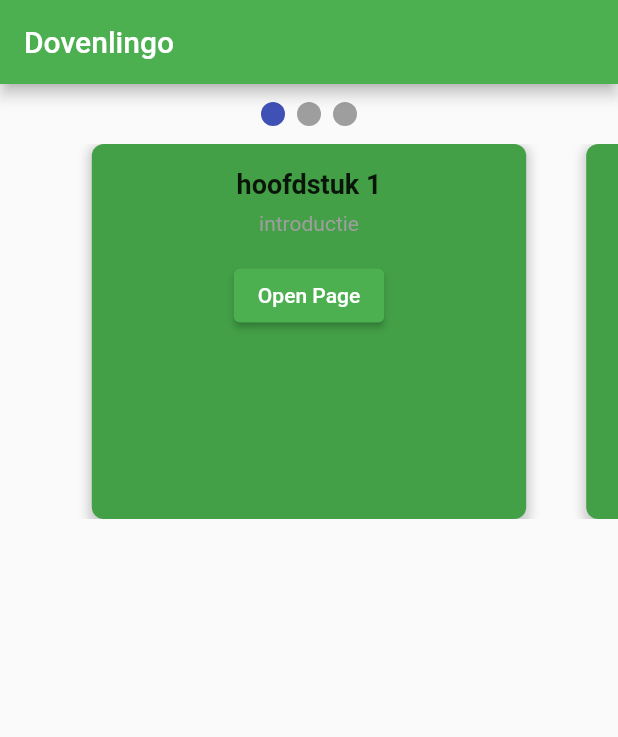
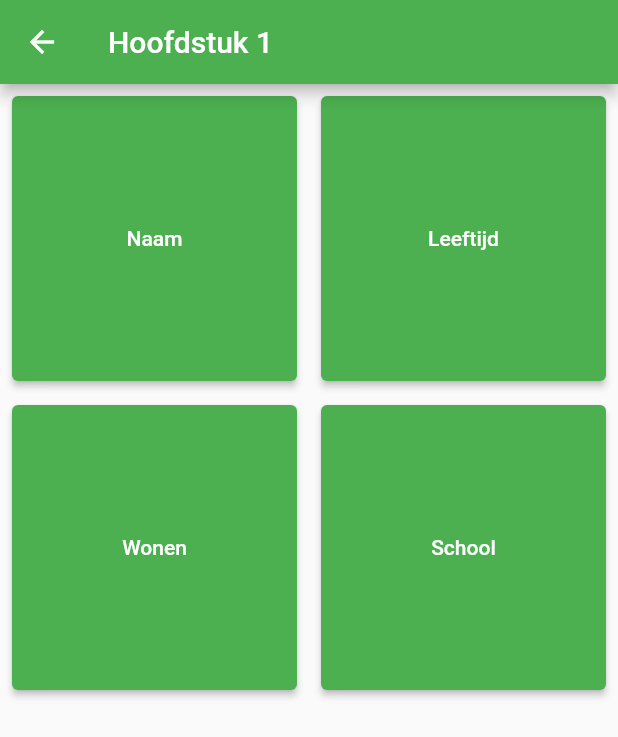
Before and after one commit to ja-rmo/s1129425_s1114311_iiatimd_app, a Flutter app: the screen it shows after launch, after a tap on "Open Page", on a phone screen of 412 x 824 dp. Shown: the top 737 px of the screen. Run offline on Flutter 3.47's test engine with Material 2 defaults, Android fonts, the light colour scheme and no system bars; drawn by our look-alikes of smooth_page_indicator; our stand-ins replace video_player.

Commit message:
Navigatie voor hoofdstuk 1, en video voor 'naam'

```diff
--- a/lib/chapter.dart
+++ b/lib/chapter.dart
@@ -5,11 +5,12 @@ class Chapter extends StatelessWidget {
   final String description;
   final VoidCallback onPressed;
 
-  const Chapter(
-      {super.key,
-      required this.headline,
-      required this.description,
-      required this.onPressed});
+  const Chapter({
+    Key? key,
+    required this.headline,
+    required this.description,
+    required this.onPressed,
+  }) : super(key: key);
 
   @override
   Widget build(BuildContext context) {
--- /dev/null
+++ b/lib/chapter_navigation.dart
@@ -0,0 +1,38 @@
+import 'package:flutter/material.dart';
+
+class ChapterNavigation extends StatelessWidget {
+  const ChapterNavigation({Key? key}) : super(key: key);
+
+  @override
+  Widget build(BuildContext context) {
+    return Scaffold(
+      appBar: AppBar(
+        title: const Text('Hoofdstuk 1'),
+      ),
+      body: Center(
+        child: GridView.count(
+          crossAxisCount: 2,
+          children: [
+            _buildButton(context, 'Naam', '/naam'),
+            _buildButton(context, 'Leeftijd', '/leeftijd'),
+            _buildButton(context, 'Wonen', '/wonen'),
+            _buildButton(context, 'School', '/school'),
+          ],
+        ),
+      ),
+    );
+  }
+
+  Widget _buildButton(
+      BuildContext context, String buttonText, String routeName) {
+    return Padding(
+      padding: const EdgeInsets.all(8.0),
+      child: ElevatedButton(
+        onPressed: () {
+          Navigator.pushNamed(context, routeName);
+        },
+        child: Text(buttonText),
+      ),
+    );
+  }
+}
--- a/lib/main.dart
+++ b/lib/main.dart
@@ -1,66 +1,91 @@
-import 'dart:ui';
-
 import 'package:flutter/material.dart';
 import 'package:smooth_page_indicator/smooth_page_indicator.dart';
 import 'chapter.dart';
+import 'chapter_navigation.dart';
+import 'video_page.dart';
+
+void main() {
+  runApp(const MainApp());
+}
 
 class MainApp extends StatelessWidget {
   const MainApp({Key? key}) : super(key: key);
+
   @override
   Widget build(BuildContext context) {
     return MaterialApp(
       title: 'Dovenlingo',
       theme: ThemeData(primarySwatch: Colors.green),
-      home: const HomePage(),
+      initialRoute: '/',
+      routes: {
+        '/': (context) => const HomePage(),
+        '/hoofdstuk1_navigatie': (context) => const ChapterNavigation(),
+        // '/hoofdstuk2_navigatie': (context) => const ChapterNavigation(),
+        // '/hoofdstuk3_navigatie': (context) => const ChapterNavigation(),
+        '/naam': (context) => const VideoPage(),
+        // '/leeftijd': (context) => const ,
+        // '/wonen': (context) => const ,
+        // '/school': (context) => const ,
+      },
     );
   }
 }
 
-class HomePage extends StatefulWidget {
+class HomePage extends StatelessWidget {
   const HomePage({Key? key}) : super(key: key);
-  @override
-  State<HomePage> createState() => _HomePageState();
-}
-
-class _HomePageState extends State<HomePage> {
-  final PageController _pageController = PageController(viewportFraction: 0.8);
-  final double width = window.physicalSize.width;
 
   @override
   Widget build(BuildContext context) {
+    final double width = MediaQuery.of(context).size.width;
+    final PageController pageController = PageController(viewportFraction: 0.8);
+
     return Scaffold(
       appBar: AppBar(
         title: const Text('Dovenlingo'),
       ),
-        body: Column(children: [
+      body: Column(
+        children: [
           Container(
             height: 40,
             width: 100,
             alignment: Alignment.center,
-              child:
-                  SmoothPageIndicator(controller: _pageController, count: 3)),
+            child: SmoothPageIndicator(
+              controller: pageController,
+              count: 3,
+            ),
+          ),
           SizedBox(
             height: 250,
             width: width,
-            child: PageView(controller: _pageController, children: [
+            child: PageView(
+              controller: pageController,
+              children: [
                 Chapter(
-                  headline: "hoofdstuk 1",
-                  description: "introductie",
-                  onPressed: () => Navigator.pushNamed(context, '/hoofdstuk1')),
+                  headline: "Hoofdstuk 1",
+                  description: "Introductie",
+                  onPressed: () {
+                    Navigator.pushNamed(context, '/hoofdstuk1_navigatie');
+                  },
+                ),
                 Chapter(
-                  headline: "hoofdstuk 2",
-                  description: "introductie",
-                  onPressed: () => Navigator.pushNamed(context, '/hoofdstuk2')),
+                  headline: "Hoofdstuk 2",
+                  description: "Introductie",
+                  onPressed: () {
+                    Navigator.pushNamed(context, '/hoofdstuk2_navigatie');
+                  },
+                ),
                 Chapter(
-                  headline: "hoofdstuk 3",
-                  description: "introductie",
-                  onPressed: () => Navigator.pushNamed(context, '/hoofdstuk3'))
-            ]),
+                  headline: "Hoofdstuk 3",
+                  description: "Introductie",
+                  onPressed: () {
+                    Navigator.pushNamed(context, '/hoofdstuk3_navigatie');
+                  },
                 ),
-        ]));
+              ],
+            ),
+          ),
+        ],
+      ),
+    );
   }
 }
-
-void main() {
-  runApp(const MainApp());
-}
--- a/pubspec.yaml
+++ b/pubspec.yaml
@@ -30,6 +30,7 @@ environment:
 dependencies:
   flutter:
     sdk: flutter
+  video_player: ^2.4.0
 
 
   # The following adds the Cupertino Icons font to your application.
@@ -65,6 +66,9 @@ flutter:
   #   - images/a_dot_burr.jpeg
   #   - images/a_dot_ham.jpeg
 
+  assets:
+    - assets/videos/test.mp4
+
   # An image asset can refer to one or more resolution-specific "variants", see
   # https://flutter.dev/assets-and-images/#resolution-aware
 
```
Also changed, not shown: lib/block_widget.dart (added, +27 -0 lines), lib/video_page.dart (added, +63 -0 lines), pubspec.lock, 1 other file. Lines whose indentation alone changed are shown as unchanged.
